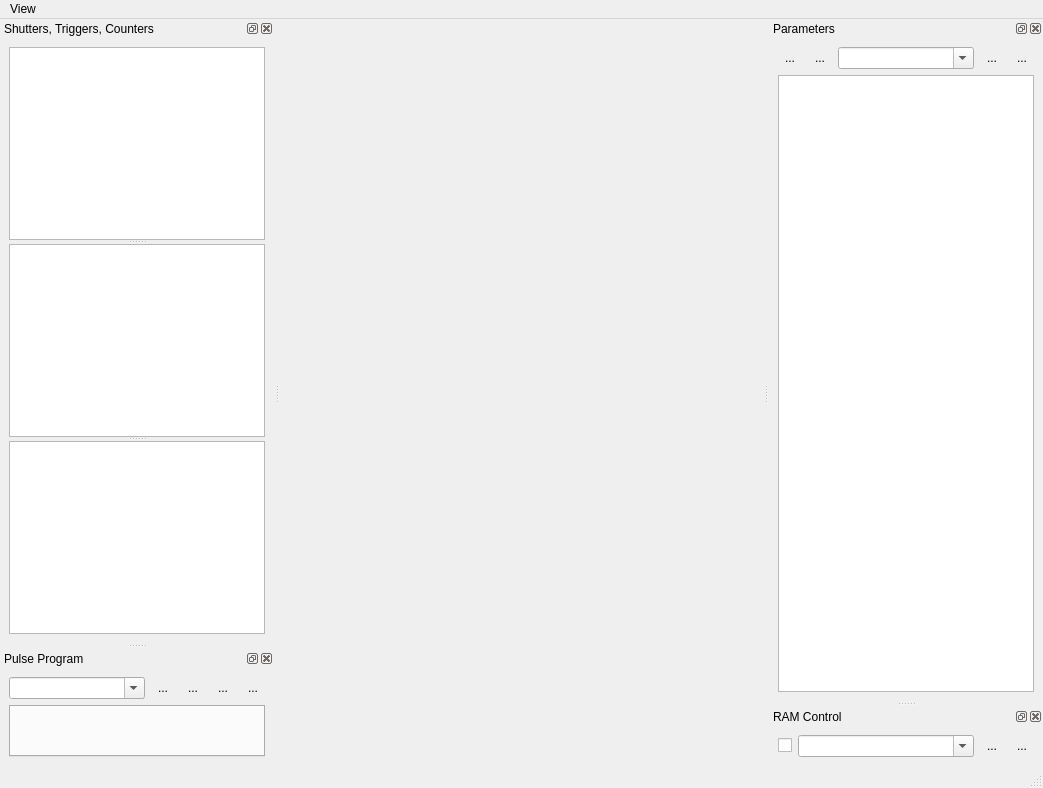
Qt form ui/PulseProgram.ui (MonroeQuantumNetworks/IonControl) before a commit.
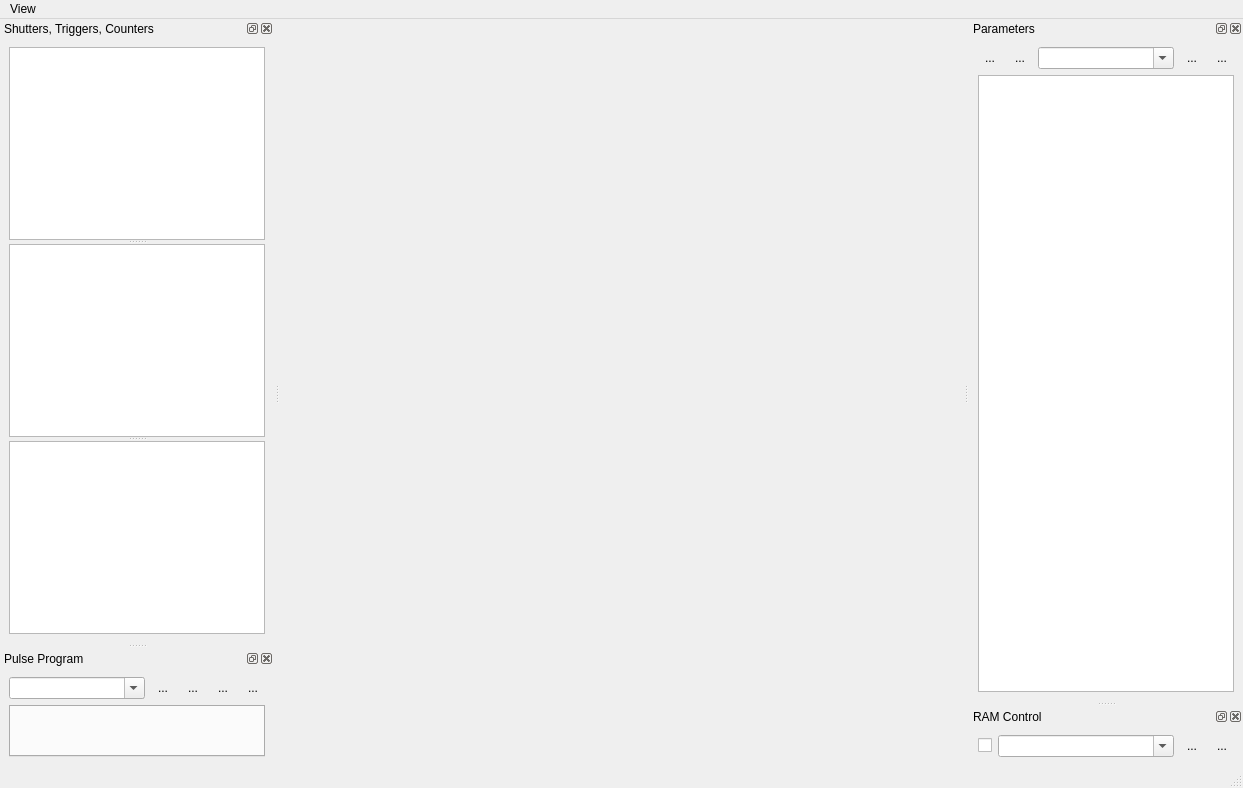
The same form after that commit. Icons and pictures are not drawn.

What changed in the file:
```diff
--- a/ui/PulseProgram.ui
+++ b/ui/PulseProgram.ui
@@ -6,7 +6,7 @@
    <rect>
     <x>0</x>
     <y>0</y>
-    <width>1043</width>
+    <width>1243</width>
     <height>788</height>
    </rect>
   </property>
@@ -22,7 +22,7 @@
     <rect>
      <x>0</x>
      <y>0</y>
-     <width>1043</width>
+     <width>1243</width>
      <height>21</height>
     </rect>
    </property>
```
